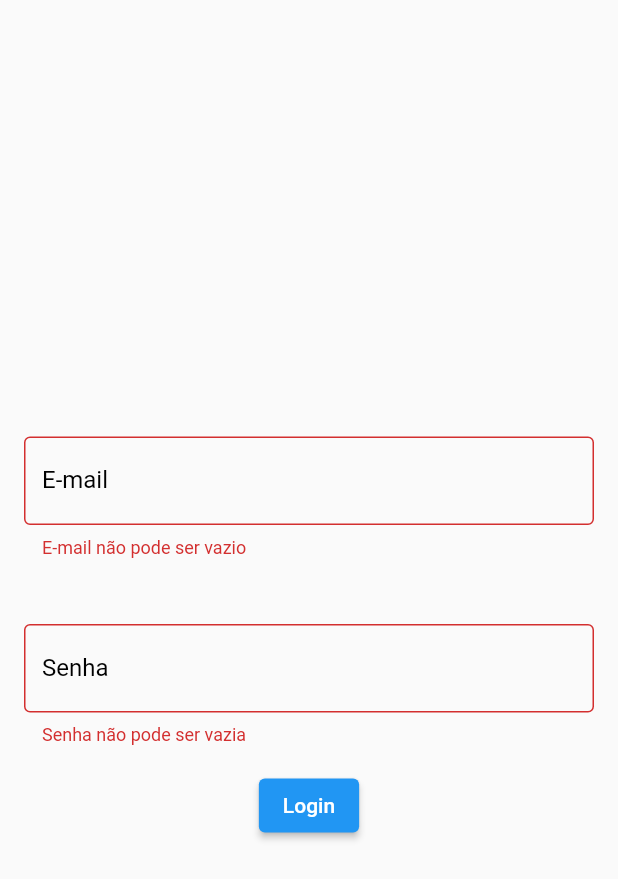
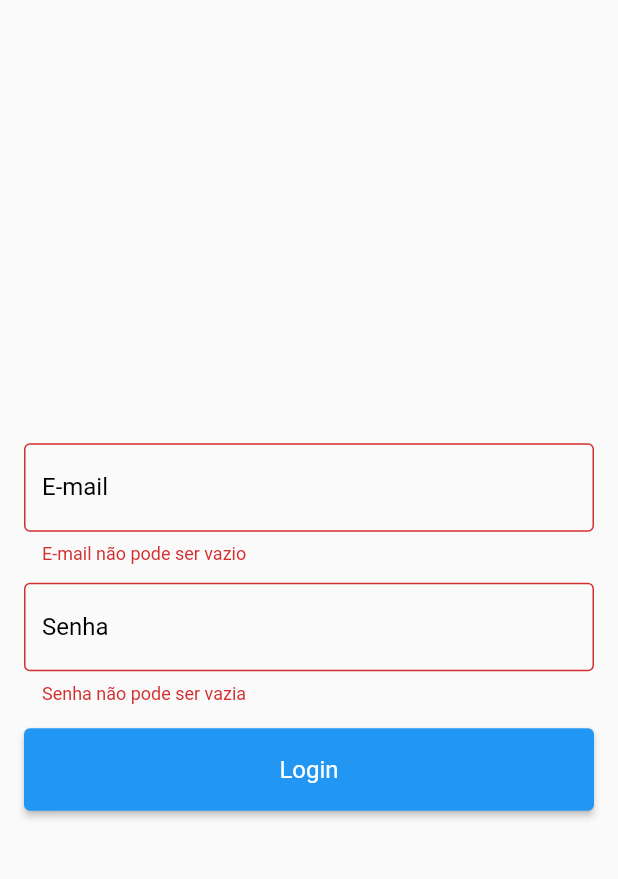
Before and after one commit to ericarodrigs/academy-semana-4, a Flutter app: the screen it shows after launch, after a tap on "Login", on a phone screen of 412 x 824 dp. Shown: the top 879 px of the screen. Run offline on Flutter 3.47's test engine with Material 2 defaults, Android fonts, the phone set to English and light mode, and no system bars.

Commit message:
refactoring the code by removing unnecessary widgets and improving the atomic design

```diff
--- a/lib/src/design_system/atoms/e_box_image.dart
+++ b/lib/src/design_system/atoms/e_box_image.dart
@@ -6,10 +6,6 @@ class EBoxImage extends StatelessWidget {
 
   @override
   Widget build(BuildContext context) {
-    return Row(
-      children: [
-        Image.asset(pathToImage, height: 180, fit: BoxFit.fill),
-      ],
-    );
+    return Image.asset(pathToImage, height: 180);
   }
 }
--- a/lib/src/design_system/atoms/e_elevated_button.dart
+++ b/lib/src/design_system/atoms/e_elevated_button.dart
@@ -1,7 +1,13 @@
 import 'package:flutter/material.dart';
+import 'package:navigation/src/design_system/atoms/e_text_h6.dart';
 
 class EElevatedButton extends StatelessWidget {
-  const EElevatedButton({Key? key, required this.onPressed, required this.color, required this.text}) : super(key: key);
+  const EElevatedButton(
+      {Key? key,
+      required this.onPressed,
+      required this.color,
+      required this.text})
+      : super(key: key);
 
   final VoidCallback onPressed;
   final Color color;
@@ -10,11 +16,11 @@ class EElevatedButton extends StatelessWidget {
   @override
   Widget build(BuildContext context) {
     return ElevatedButton(
-      onPressed: onPressed,
-      style: ElevatedButton.styleFrom(
-          primary: color
-      ),
-      child: Text(text),
-    );
+        onPressed: onPressed,
+        style: ElevatedButton.styleFrom(
+          primary: color,
+          minimumSize: const Size.fromHeight(55),
+        ),
+        child: ETextH6(fontWeight: FontWeight.normal, textH6: text));
   }
 }
--- a/lib/src/design_system/atoms/e_text_field.dart
+++ b/lib/src/design_system/atoms/e_text_field.dart
@@ -5,14 +5,14 @@ class ETextField extends StatelessWidget {
     Key? key,
     required this.labelText,
     required this.textInputAction,
-    required this.validator,
+    required this.textValidator,
     this.keyboardType,
     this.obscureText,
   }) : super(key: key);
 
   final String labelText;
   final TextInputAction? textInputAction;
-  final String? Function(String?)? validator;
+  final String textValidator;
   final TextInputType? keyboardType;
   final bool? obscureText;
 
@@ -23,7 +23,12 @@ class ETextField extends StatelessWidget {
       child: TextFormField(
         textInputAction: textInputAction,
         keyboardType: keyboardType,
-        validator: validator,
+        validator: (String? value) {
+          if (value == null || value.isEmpty) {
+            return textValidator;
+          }
+          return null;
+        },
         obscureText: obscureText ?? false,
         cursorColor: Colors.black,
         decoration: InputDecoration(
--- a/lib/src/design_system/atoms/e_text_h6.dart
+++ b/lib/src/design_system/atoms/e_text_h6.dart
@@ -1,8 +1,11 @@
 import 'package:flutter/material.dart';
 
 class ETextH6 extends StatelessWidget {
-  const ETextH6({Key? key, required this.textH6}) : super(key: key);
+  const ETextH6(
+      {Key? key, required this.textH6, this.fontWeight = FontWeight.w300})
+      : super(key: key);
   final String textH6;
+  final FontWeight? fontWeight;
 
   @override
   Widget build(BuildContext context) {
@@ -11,7 +14,7 @@ class ETextH6 extends StatelessWidget {
       maxLines: 7,
       textAlign: TextAlign.justify,
       overflow: TextOverflow.ellipsis,
-      style: const TextStyle(fontWeight: FontWeight.w300, fontSize: 16),
+      style: TextStyle(fontWeight: fontWeight, fontSize: 16),
     );
   }
 }
--- a/lib/src/pages/error_page.dart
+++ b/lib/src/pages/error_page.dart
@@ -15,22 +15,20 @@ class ErrorPage extends StatelessWidget {
       body: Column(
         mainAxisAlignment: MainAxisAlignment.center,
         children: [
-          const SizedBox(
-            child: Center(child: ETextH1(textH1: '404', color: Colors.red)),
-          ),
-          SizedBox(
-            width: MediaQuery.of(context).size.width,
-            child: const Center(
+          const Center(child: ETextH1(textH1: '404', color: Colors.red)),
+          const Center(
               child: ETextH4(
             textH4: 'Alguma coisa deu errado. Tente recomeçar.',
           )),
-          ),
-          EElevatedButton(
+          Container(
+            margin: const EdgeInsets.all(16),
+            child: EElevatedButton(
                 onPressed: () {
                   Navigator.of(context).pushNamed('/home');
                 },
                 color: Colors.red,
-              text: 'Recomeçar')
+                text: 'Recomeçar'),
+          )
         ],
       ),
     );
--- a/lib/src/pages/login_page.dart
+++ b/lib/src/pages/login_page.dart
@@ -17,45 +17,36 @@ class _LoginPageState extends State<LoginPage> {
 
   @override
   Widget build(BuildContext context) {
-    return Scaffold(
+    return WillPopScope(
+      onWillPop: () async => false,
+      child: Scaffold(
         body: Form(
           key: formKey,
+          child: Container(
+            margin: const EdgeInsets.all(16),
             child: Column(
               mainAxisAlignment: MainAxisAlignment.center,
               children: [
-            Container(
-              margin: const EdgeInsets.all(16),
-              child: ETextField(
+                const ETextField(
                   labelText: 'E-mail',
                   textInputAction: TextInputAction.next,
-                validator: (String? value) {
-                  if (value == null || value.isEmpty) {
-                    return 'E-mail não pode ser vazio';
-                  }
-                  return null;
-                },
+                  textValidator: 'E-mail não pode ser vazio',
                   keyboardType: TextInputType.emailAddress,
                 ),
+                const ETextField(
+                  labelText: 'Senha',
+                  textInputAction: TextInputAction.done,
+                  textValidator: 'Senha não pode ser vazia',
+                  obscureText: true,
                 ),
                 Container(
-              margin: const EdgeInsets.all(16),
-              child: ETextField(
-                labelText: 'Senha',
-                textInputAction: TextInputAction.done,
-                validator: (String? value) {
-                  if (value == null || value.isEmpty) {
-                    return 'Senha não pode ser vazia';
-                  }
-                  return null;
-                },
-                obscureText: true,
-              ),
-            ),
-            EElevatedButton(
+                  margin: const EdgeInsets.only(top: 16),
+                  child: EElevatedButton(
                       onPressed: () async {
                         if (formKey.currentState!.validate()) {
                           debugPrint('cadastro realizado');
-                    await Navigator.of(context).pushReplacementNamed('/home') ??
+                          await Navigator.of(context)
+                                  .pushReplacementNamed('/home') ??
                               false;
                         } else {
                           debugPrint(
@@ -63,8 +54,11 @@ class _LoginPageState extends State<LoginPage> {
                         }
                       },
                       color: Colors.blue,
-                text: 'Login')
+                      text: 'Login'),
+                )
               ],
+            ),
+          ),
         ),
       ),
     );
```
Also changed, not shown: lib/src/design_system/molecules/e_card.dart (+2 -12 lines), lib/src/pages/details_page.dart (+7 -16 lines). Lines whose indentation alone changed are shown as unchanged.
